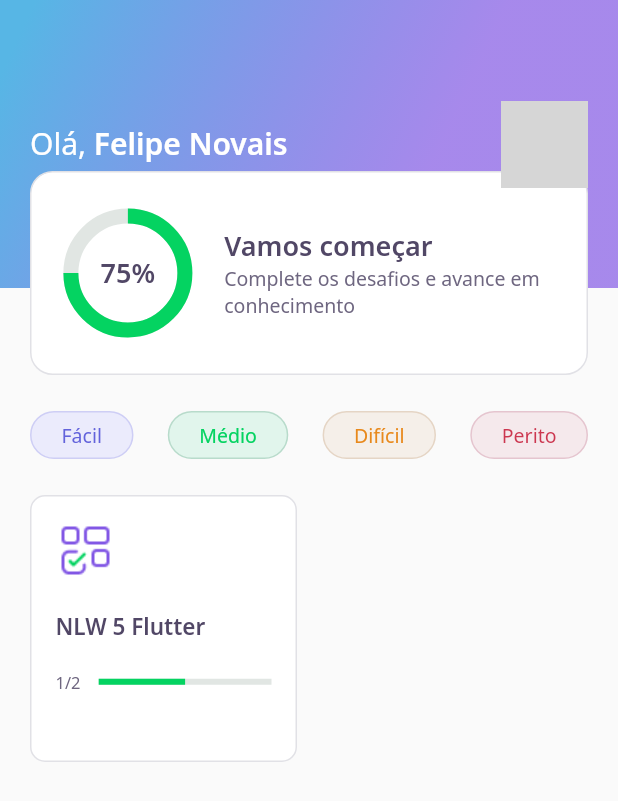
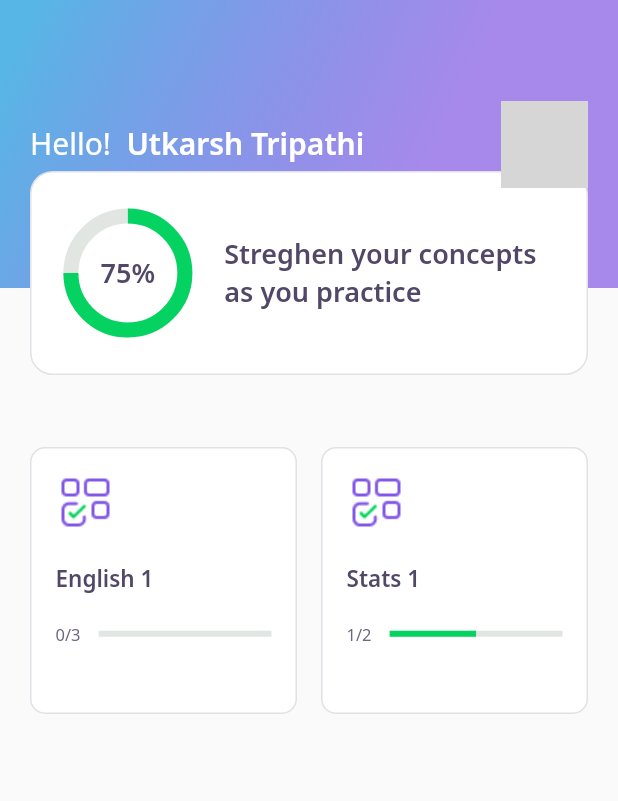
Before and after one commit to notamitcharan/quizine, a Flutter app: the screen it shows after launch, on a phone screen of 412 x 824 dp. Shown: the top 801 px of the screen. Run offline on Flutter 3.47's test engine with Material 2 defaults, Android fonts, the phone set to English and light mode, and no system bars; our stand-ins replace google_fonts, share_plus; accounts and stored records are empty; network calls fail; grey boxes are pictures that could not be loaded.

Commit message:
Latest working update

```diff
--- a/assets/database/user.json
+++ b/assets/database/user.json
@@ -1,5 +1,5 @@
 {
-    "name": "Felipe Novais",
-    "score" : 46,
-    "photoUrl": "https://avatars.githubusercontent.com/u/15986485?v=4"
+    "name": "Utkarsh Tripathi",
+    "score" : 120,
+    "photoUrl": "https://avatars.githubusercontent.com/u/22081504?s=400&v=4"
 }
--- a/lib/challenge/challenge_page.dart
+++ b/lib/challenge/challenge_page.dart
@@ -90,13 +90,13 @@ class _ChallengePageState extends State<ChallengePage> {
                 if (controller.currentPage < widget.questions.length)
                   Expanded(
                       child: NextButtonWidget.white(
-                    label: 'Pular',
+                    label: 'Next',
                     onTap: () => nextPage(300),
                   )),
                 if (value == widget.questions.length)
                   Expanded(
                     child: NextButtonWidget.green(
-                      label: 'Confirmar',
+                      label: 'Confirm',
                       onTap: () {
                         Navigator.pushReplacement(
                           context,
--- a/lib/challenge/widget/question_indicator/question_indicator_widget.dart
+++ b/lib/challenge/widget/question_indicator/question_indicator_widget.dart
@@ -20,11 +20,11 @@ class QuestionIndicatorWidget extends StatelessWidget {
             mainAxisAlignment: MainAxisAlignment.spaceBetween,
             children: [
               Text(
-                'Questão $currentPage',
+                'Question Number $currentPage',
                 style: AppTextStyles.body,
               ),
               Text(
-                'de $length',
+                'of $length',
                 style: AppTextStyles.body,
               ),
             ],
--- a/lib/challenge/widget/quiz/quiz_widget.dart
+++ b/lib/challenge/widget/quiz/quiz_widget.dart
@@ -25,6 +25,7 @@ class _QuizWidgetState extends State<QuizWidget> {
   Widget build(BuildContext context) {
     return Padding(
       padding: const EdgeInsets.all(16),
+      child: SingleChildScrollView(
         child: Container(
           child: Column(
             children: [
@@ -52,6 +53,7 @@ class _QuizWidgetState extends State<QuizWidget> {
             ],
           ),
         ),
+      ),
     );
   }
 }
--- a/lib/core/app_colors.dart
+++ b/lib/core/app_colors.dart
@@ -21,18 +21,18 @@ class AppColors {
   static final Color darkRed = Color(0xFFCC3750);
 
   //LevelButton
-  static final Color levelButtonFacil = Color(0xFFEBEBFC);
-  static final Color levelButtonMedio = lightGreen;
-  static final Color levelButtonDificil = Color(0xFFF5EFE9);
-  static final Color levelButtonPerito = lightRed;
+  static final Color levelButtonEasy = Color(0xFFEBEBFC);
+  static final Color levelButtonMedium = lightGreen;
+  static final Color levelButtonDifficult = Color(0xFFF5EFE9);
+  static final Color levelButtonExpert = lightRed;
 
-  static final Color levelButtonBorderFacil = Color(0xFFCECEF5);
-  static final Color levelButtonBorderMedio = green;
-  static final Color levelButtonBorderDificil = Color(0xFFE5D5C5);
-  static final Color levelButtonBorderPerito = red;
+  static final Color levelButtonBorderEasy = Color(0xFFCECEF5);
+  static final Color levelButtonBorderMedium = green;
+  static final Color levelButtonBorderDifficult = Color(0xFFE5D5C5);
+  static final Color levelButtonBorderExpert = red;
 
-  static final Color levelButtonTextFacil = Color(0xFF6363DB);
-  static final Color levelButtonTextMedio = darkGreen;
-  static final Color levelButtonTextDificil = Color(0xFFE8891C);
-  static final Color levelButtonTextPerito = darkRed;
+  static final Color levelButtonTextEasy = Color(0xFF6363DB);
+  static final Color levelButtonTextMedium = darkGreen;
+  static final Color levelButtonTextDifficult = Color(0xFFE8891C);
+  static final Color levelButtonTextExpert = darkRed;
 }
--- a/lib/core/app_widget.dart
+++ b/lib/core/app_widget.dart
@@ -11,7 +11,7 @@ class AppWidget extends StatelessWidget {
       systemNavigationBarColor: Colors.transparent,
     ));
     return MaterialApp(
-      title: "quizine",
+      title: "Quizine",
       home: SplashPage(),
     );
   }
--- a/lib/home/home_page.dart
+++ b/lib/home/home_page.dart
@@ -42,23 +42,23 @@ class _HomePageState extends State<HomePage> {
                 SizedBox(
                   height: 24,
                 ),
-                Row(
-                  mainAxisAlignment: MainAxisAlignment.spaceBetween,
-                  children: [
-                    LevelButtonWidget(
-                      label: "Fácil",
-                    ),
-                    LevelButtonWidget(
-                      label: "Médio",
-                    ),
-                    LevelButtonWidget(
-                      label: "Difícil",
-                    ),
-                    LevelButtonWidget(
-                      label: "Perito",
-                    ),
-                  ],
-                ),
+                // Row(
+                //   mainAxisAlignment: MainAxisAlignment.spaceBetween,
+                //   children: [
+                //     LevelButtonWidget(
+                //       label: "Easy",
+                //     ),
+                //     LevelButtonWidget(
+                //       label: "Medium",
+                //     ),
+                //     LevelButtonWidget(
+                //       label: "Difficult",
+                //     ),
+                //     LevelButtonWidget(
+                //       label: "Expert",
+                //     ),
+                //   ],
+                // ),
                 SizedBox(
                   height: 24,
                 ),
--- a/lib/home/widgets/app_bar/app_bar_widget.dart
+++ b/lib/home/widgets/app_bar/app_bar_widget.dart
@@ -25,7 +25,7 @@ class AppBarWidget extends PreferredSize {
                       children: [
                         Text.rich(
                           TextSpan(
-                            text: 'Olá, ',
+                            text: 'Hello!  ',
                             style: AppTextStyles.title,
                             children: [
                               TextSpan(
--- a/lib/home/widgets/level_button/level_button_widget.dart
+++ b/lib/home/widgets/level_button/level_button_widget.dart
@@ -5,29 +5,29 @@ import 'package:google_fonts/google_fonts.dart';
 class LevelButtonWidget extends StatelessWidget {
   final String label;
   LevelButtonWidget({Key? key, required this.label})
-      : assert(["Fácil", "Médio", "Difícil", "Perito"].contains(label)),
+      : assert(["Easy", "Medium", "Difficult", "Expert"].contains(label)),
         super(key: key);
 
   final config = {
-    "Fácil": {
-      "color": AppColors.levelButtonFacil,
-      "borderColor": AppColors.levelButtonBorderFacil,
-      "fontColor": AppColors.levelButtonTextFacil,
+    "Easy": {
+      "color": AppColors.levelButtonEasy,
+      "borderColor": AppColors.levelButtonBorderEasy,
+      "fontColor": AppColors.levelButtonTextEasy,
     },
-    "Médio": {
-      "color": AppColors.levelButtonMedio,
-      "borderColor": AppColors.levelButtonBorderMedio,
-      "fontColor": AppColors.levelButtonTextMedio,
+    "Medium": {
+      "color": AppColors.levelButtonMedium,
+      "borderColor": AppColors.levelButtonBorderMedium,
+      "fontColor": AppColors.levelButtonTextMedium,
     },
-    "Difícil": {
-      "color": AppColors.levelButtonDificil,
-      "borderColor": AppColors.levelButtonBorderDificil,
-      "fontColor": AppColors.levelButtonTextDificil,
+    "Difficult": {
+      "color": AppColors.levelButtonDifficult,
+      "borderColor": AppColors.levelButtonBorderDifficult,
+      "fontColor": AppColors.levelButtonTextDifficult,
     },
-    "Perito": {
-      "color": AppColors.levelButtonPerito,
-      "borderColor": AppColors.levelButtonBorderPerito,
-      "fontColor": AppColors.levelButtonTextPerito,
+    "Expert": {
+      "color": AppColors.levelButtonExpert,
+      "borderColor": AppColors.levelButtonBorderExpert,
+      "fontColor": AppColors.levelButtonTextExpert,
     },
   };
 
--- a/lib/home/widgets/score_card/score_card_widget.dart
+++ b/lib/home/widgets/score_card/score_card_widget.dart
@@ -38,12 +38,8 @@ class ScoreCardeWidget extends StatelessWidget {
                     crossAxisAlignment: CrossAxisAlignment.start,
                     children: [
                       Text(
-                        'Vamos começar',
+                        'Streghen your concepts as you practice',
                         style: AppTextStyles.heading,
-                      ),
-                      Text(
-                        'Complete os desafios e avance em conhecimento',
-                        style: AppTextStyles.body,
                       ),
                     ],
                   ),
--- a/lib/shared/models/quiz_model.dart
+++ b/lib/shared/models/quiz_model.dart
@@ -2,39 +2,39 @@ import 'dart:convert';
 
 import 'package:quizine/shared/models/question_model.dart';
 
-enum Level { facil, medio, dificil, perito }
+// enum Level { easy, medium, difficult, expert }
 
-extension LevelStringExt on String {
-  Level get parse => {
-        "facil": Level.facil,
-        "medio": Level.medio,
-        "dificil": Level.dificil,
-        "perito": Level.perito
-      }[this]!;
-}
+// extension LevelStringExt on String {
+//   Level get parse => {
+//         "easy": Level.easy,
+//         "medium": Level.medium,
+//         "difficult": Level.difficult,
+//         "expert": Level.expert
+//       }[this]!;
+// }
 
-extension LevelExt on Level {
-  String get parse => {
-        Level.facil: "facil",
-        Level.medio: "medio",
-        Level.dificil: "dificil",
-        Level.perito: "perito",
-      }[this]!;
-}
+// extension LevelExt on Level {
+//   String get parse => {
+//         Level.easy: "easy",
+//         Level.medium: "medium",
+//         Level.difficult: "difficult",
+//         Level.expert: "expert",
+//       }[this]!;
+// }
 
 class QuizModel {
   final String title;
   final List<QuestionModel> questions;
   final int questionAnswered;
-  final String imagem;
-  final Level level;
+  final String image;
+  // final Level level;
 
   QuizModel({
     required this.title,
     required this.questions,
     this.questionAnswered = 0,
-    required this.imagem,
-    required this.level,
+    required this.image,
+    // required this.level,
   });
 
   Map<String, dynamic> toMap() {
@@ -42,8 +42,8 @@ class QuizModel {
       'title': title,
       'questions': questions.map((x) => x.toMap()).toList(),
       'questionAnswered': questionAnswered,
-      'imagem': imagem,
-      'level': level.parse,
+      'image': image,
+      // 'level': level.parse,
     };
   }
 
@@ -53,8 +53,8 @@ class QuizModel {
       questions: List<QuestionModel>.from(
           map['questions']?.map((x) => QuestionModel.fromMap(x))),
       questionAnswered: map['questionAnswered'],
-      imagem: map['imagem'],
-      level: map['level'].toString().parse,
+      image: map['image'],
+      // level: map['level'].toString().parse,
     );
   }
 
```
Also changed, not shown: assets/database/quizzes.json (+65 -14 lines), lib/result/result_page.dart (+12 -9 lines), lib/shared/models/question_model.dart (+5 -3 lines), assets/images/logo.png. Lines whose indentation alone changed are shown as unchanged.
